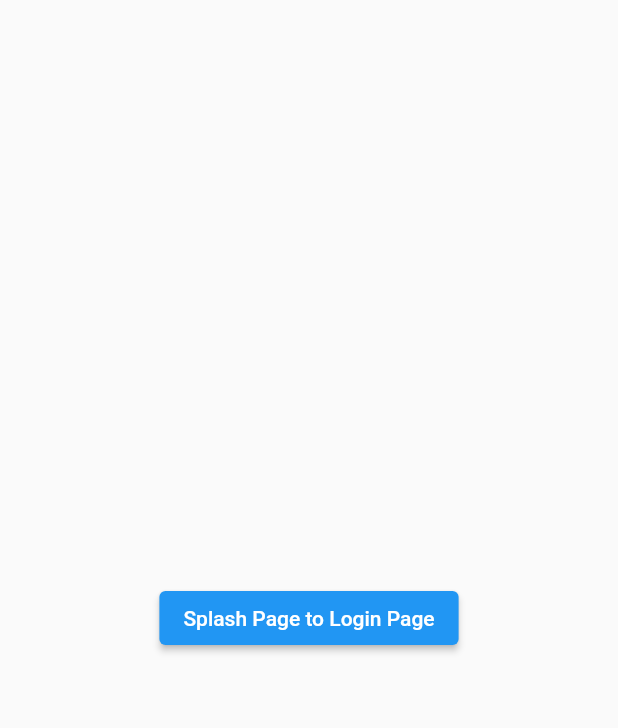
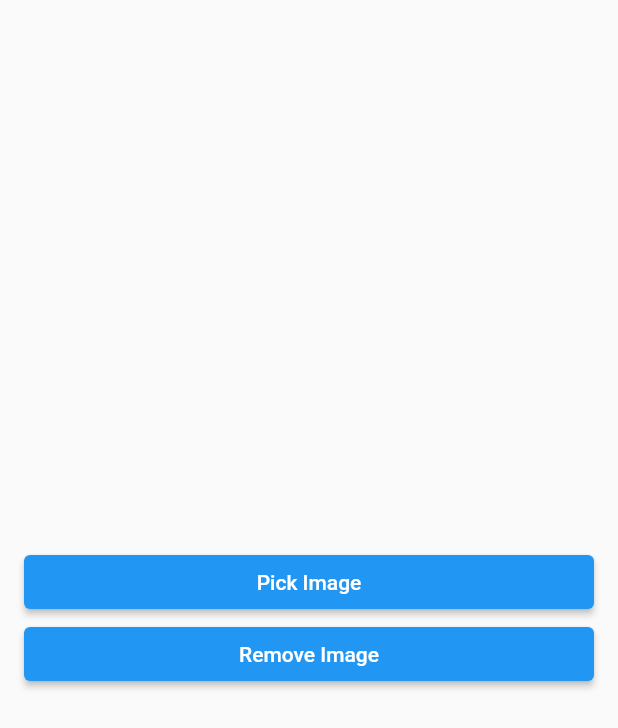
Before and after one commit to dimassdoubles/waroengku, a Flutter app: the screen it shows after launch, on a phone screen of 412 x 824 dp. Shown: the top 728 px of the screen. Run offline on Flutter 3.47's test engine with Material 2 defaults, Android fonts, the phone set to English and light mode, and no system bars; our stand-ins replace dartz, dio, equatable, image_picker.

Commit message:
Membuat halaman playground untuk test upload gambar

```diff
--- /dev/null
+++ b/lib/domain/usecases/pick_image.dart
@@ -0,0 +1,24 @@
+import 'dart:io';
+import 'package:flutter/material.dart';
+import 'package:image_picker/image_picker.dart';
+
+Future<File?> pickImage(BuildContext? context, {bool camera = false}) async {
+  try {
+    final XFile? file = await ImagePicker().pickImage(
+      source: camera ? ImageSource.camera : ImageSource.gallery,
+    );
+    return File(file!.path);
+  } catch (e) {
+    showDialog(
+      context: context!,
+      builder: (context) {
+        return AlertDialog(
+          title: const Text("Error"),
+          content: Text(
+            e.toString(),
+          ),
+        );
+      },
+    );
+  }
+}
--- a/lib/main.dart
+++ b/lib/main.dart
@@ -14,7 +14,7 @@ class MyApp extends StatelessWidget {
     return const MaterialApp(
       debugShowCheckedModeBanner: false,
       onGenerateRoute: routes.controller,
-      initialRoute: routes.splashPage,
+      initialRoute: routes.playgroundPage,
     );
   }
 }
--- /dev/null
+++ b/lib/presentation/pages/playground_page.dart
@@ -0,0 +1,108 @@
+import 'dart:io';
+
+import 'package:flutter/material.dart';
+import 'package:waroengku/domain/usecases/pick_image.dart';
+
+class PlaygroundPage extends StatefulWidget {
+  const PlaygroundPage({super.key});
+
+  @override
+  State<PlaygroundPage> createState() => _PlaygroundPageState();
+}
+
+class _PlaygroundPageState extends State<PlaygroundPage> {
+  File? image;
+  @override
+  Widget build(BuildContext context) {
+    return Scaffold(
+      body: Padding(
+        padding: const EdgeInsets.symmetric(horizontal: 16),
+        child: Column(
+          mainAxisAlignment: MainAxisAlignment.center,
+          children: [
+            (image != null)
+                ? AspectRatio(
+                    aspectRatio: 1,
+                    child: SizedBox(
+                      width: double.infinity,
+                      child: Image.file(
+                        image!,
+                        fit: BoxFit.cover,
+                      ),
+                    ),
+                  )
+                : const SizedBox(),
+            Center(
+              child: ElevatedButton(
+                onPressed: () async {
+                  final imagePicked = await pickImage(context);
+                  if (imagePicked != null) {
+                    setState(() {
+                      image = imagePicked;
+                    });
+                  }
+                },
+                child: const SizedBox(
+                  width: double.infinity,
+                  child: Center(
+                    child: Text("Pick Image"),
+                  ),
+                ),
+              ),
+            ),
+            Center(
+              child: ElevatedButton(
+                onPressed: () {
+                  setState(() {
+                    image = null;
+                  });
+                },
+                child: const SizedBox(
+                  width: double.infinity,
+                  child: Center(
+                    child: Text("Remove Image"),
+                  ),
+                ),
+              ),
+            ),
+            (image != null)
+                ? ElevatedButton(
+                    onPressed: () {},
+                    child: const SizedBox(
+                      width: double.infinity,
+                      child: Center(
+                        child: Text('Upload Barang'),
+                      ),
+                    ),
+                  )
+                : const SizedBox(),
+            (image != null)
+                ? Center(
+                    child: ElevatedButton(
+                      onPressed: () {},
+                      child: const SizedBox(
+                        width: double.infinity,
+                        child: Center(
+                          child: Text("Create Barang"),
+                        ),
+                      ),
+                    ),
+                  )
+                : const SizedBox(),
+            (image != null)
+                ? ElevatedButton(
+                    onPressed: () {},
+                    child: const SizedBox(
+                      width: double.infinity,
+                      child: Center(
+                        child: Text('Create Review'),
+                      ),
+                    ),
+                  )
+                : const SizedBox(),
+          ],
+        ),
+      ),
+    );
+  }
+}
--- a/lib/share/routes.dart
+++ b/lib/share/routes.dart
@@ -1,12 +1,18 @@
 import 'package:flutter/material.dart';
+import 'package:waroengku/presentation/pages/playground_page.dart';
 import '../presentation/pages/login_page.dart';
 import '../presentation/pages/splash_page.dart';
 
 const String splashPage = "splash-page";
 const String loginPage = "login-page";
+const String playgroundPage = "playground-page";
 
 Route<dynamic> controller(RouteSettings settings) {
   switch (settings.name) {
+    case playgroundPage:
+      return MaterialPageRoute(
+        builder: (context) => const PlaygroundPage(),
+      );
     case loginPage:
       return MaterialPageRoute(
         builder: (context) => const LoginPage(),
--- a/pubspec.yaml
+++ b/pubspec.yaml
@@ -39,6 +39,7 @@ dependencies:
   dartz: ^0.10.1
   equatable: ^2.0.5
   dio: ^4.0.6
+  image_picker: ^0.8.6
 
 dev_dependencies:
   flutter_test:
```
Also changed, not shown: pubspec.lock.
